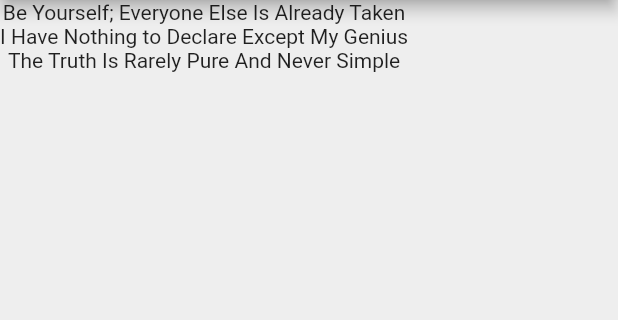
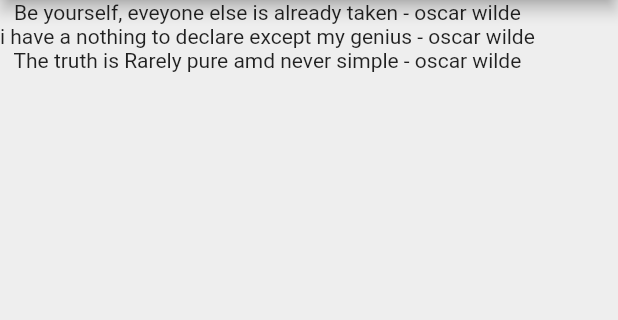
Before and after one commit to neeladalja14/myapp1, a Flutter app: the screen it shows after launch, on a phone screen of 412 x 824 dp, the part 84-404 px from its top. Run offline on Flutter 3.47's test engine with Material 2 defaults, Android fonts, the phone set to English and light mode, and no system bars.

Commit message:
This commit shows how the modified class can be used and the list can become itrerative and displays the text.

```diff
--- a/flutterapp/quotes/lib/main.dart
+++ b/flutterapp/quotes/lib/main.dart
@@ -1,4 +1,5 @@
 import 'package:flutter/material.dart';
+import 'quote.dart';
 
 void main() => runApp(MaterialApp(
   home: QuoteList(),
@@ -12,10 +13,10 @@ class QuoteList extends StatefulWidget {
 
 class _QuoteListState extends State<QuoteList> {
 
-  List<String> qoutes =[
-    "Be Yourself; Everyone Else Is Already Taken",
-    "I Have Nothing to Declare Except My Genius",
-    "The Truth Is Rarely Pure And Never Simple"
+  List<Quote> qoutes =[
+    Quote(author: 'oscar wilde', text: 'Be yourself, eveyone else is already taken'),
+    Quote(author: 'oscar wilde', text: 'i have a nothing to declare except my genius'),
+    Quote(author: 'oscar wilde', text: 'The truth is Rarely pure amd never simple'),
   ];
 
   @override
@@ -28,7 +29,7 @@ class _QuoteListState extends State<QuoteList> {
         backgroundColor: Colors.redAccent,
       ),
       body: Column(
-        children: qoutes.map((quote) => Text(quote)).toList(),
+        children: qoutes.map((quote) => Text('${quote.text} - ${quote.author}')).toList(),
       )
     );
   }
--- /dev/null
+++ b/flutterapp/quotes/lib/quote.dart
@@ -0,0 +1,7 @@
+class Quote{
+
+  String text;
+  String author;
+
+  Quote({this.text, this.author});
+}
```
Also changed, not shown: 1 other file.
